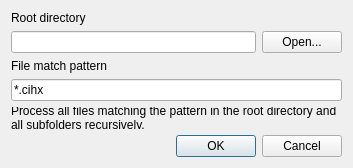
Old version of the form qt/patterndlg.ui in the repository rk-exxec/BounceAnalyzer.
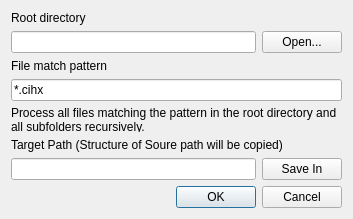
New version of the form.

Commit message: batch process now can store results in different target with dirtree preserved

```diff
--- a/qt/patterndlg.ui
+++ b/qt/patterndlg.ui
@@ -7,7 +7,7 @@
     <x>0</x>
     <y>0</y>
     <width>353</width>
-    <height>168</height>
+    <height>208</height>
    </rect>
   </property>
   <property name="windowTitle">
@@ -55,6 +55,18 @@
    </item>
    <item>
     <widget class="QLabel" name="label_3">
+     <property name="sizePolicy">
+      <sizepolicy hsizetype="Preferred" vsizetype="Ignored">
+       <horstretch>0</horstretch>
+       <verstretch>0</verstretch>
+      </sizepolicy>
+     </property>
+     <property name="minimumSize">
+      <size>
+       <width>0</width>
+       <height>25</height>
+      </size>
+     </property>
      <property name="text">
       <string>Process all files matching the pattern in the root directory and all subfolders recursively.</string>
      </property>
@@ -63,6 +75,31 @@
      </property>
     </widget>
    </item>
+   <item>
+    <widget class="QLabel" name="label_4">
+     <property name="text">
+      <string>Target Path (Structure of Soure path will be copied)</string>
+     </property>
+    </widget>
+   </item>
+   <item>
+    <layout class="QHBoxLayout" name="horizontalLayout_2">
+     <item>
+      <widget class="QLineEdit" name="targetPathTxt">
+       <property name="alignment">
+        <set>Qt::AlignRight|Qt::AlignTrailing|Qt::AlignVCenter</set>
+       </property>
+      </widget>
+     </item>
+     <item>
+      <widget class="QPushButton" name="saveAsBtn">
+       <property name="text">
+        <string>Save In</string>
+       </property>
+      </widget>
+     </item>
+    </layout>
+   </item>
    <item>
     <widget class="QDialogButtonBox" name="buttonBox">
      <property name="standardButtons">
```
The commit also changes 4 other files.
